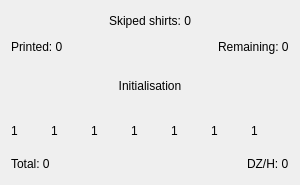
The window that infowidget.ui (mishkoLitvin/L_Aries-progect) describes before a commit, drawn with Qt 5.
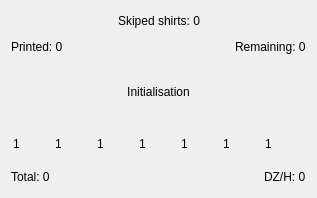
The same window after the commit.

```diff
--- a/infowidget.ui
+++ b/infowidget.ui
@@ -6,8 +6,8 @@
    <rect>
     <x>0</x>
     <y>0</y>
-    <width>300</width>
-    <height>185</height>
+    <width>317</width>
+    <height>198</height>
    </rect>
   </property>
   <property name="minimumSize">
```
